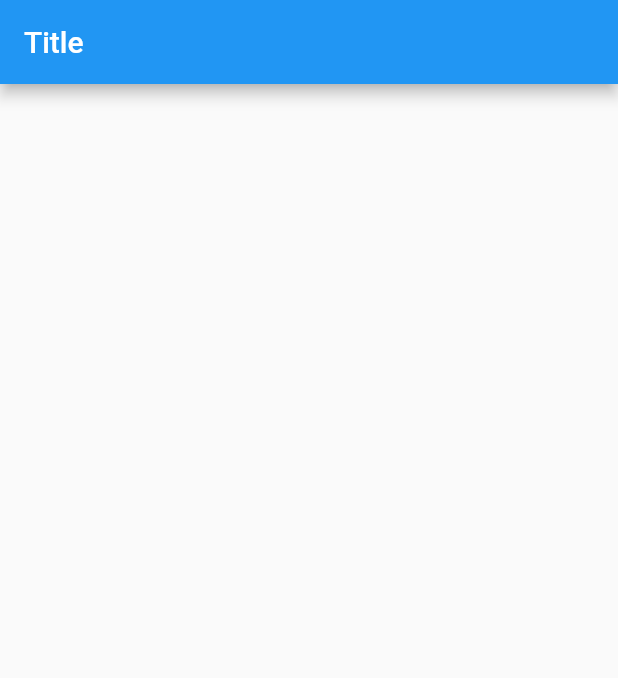
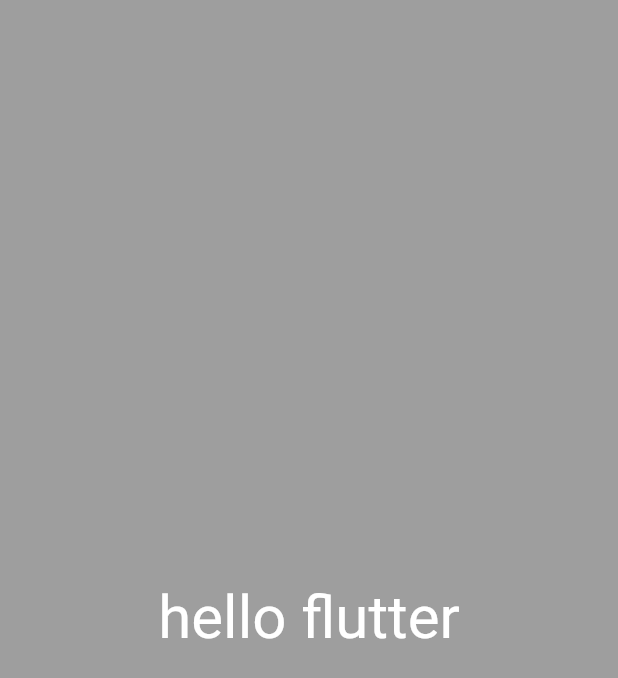
Before and after one commit to Denes-cilwal/Learning-Flutter, a Flutter app: the screen it shows after launch, on a phone screen of 412 x 824 dp. Shown: the top 678 px of the screen. Run offline on Flutter 3.47's test engine with Material 2 defaults, Android fonts, the phone set to English and light mode, and no system bars.

```diff
--- a/flutter_application_1/lib/main.dart
+++ b/flutter_application_1/lib/main.dart
@@ -9,22 +9,18 @@ class App extends StatelessWidget {
 
   @override
   Widget build(BuildContext context) {
-    var questions = [
-      'what is your favourite color',
-      'What is your favourite game'
-    ];
-    return MaterialApp(
-      home: Scaffold(
-          appBar: AppBar(
-            title: const Text(
-              'Title',
-              textDirection: TextDirection.rtl,
-              textAlign: TextAlign.center,
-            ),
+    return const MaterialApp(
+      title: 'My Flutter App',
+      home: Material(
+        color: Colors.grey,
+        child: Center(
+          child: Text(
+            'hello flutter',
+            textDirection: TextDirection.ltr,
+            style: TextStyle(color: Colors.white, fontSize: 40.0),
           ),
-          body: Column(
-            children: const <Widget>[],
-          )),
+        ),
+      ),
     );
   }
 }
```
Also changed, not shown: 1 other file.
